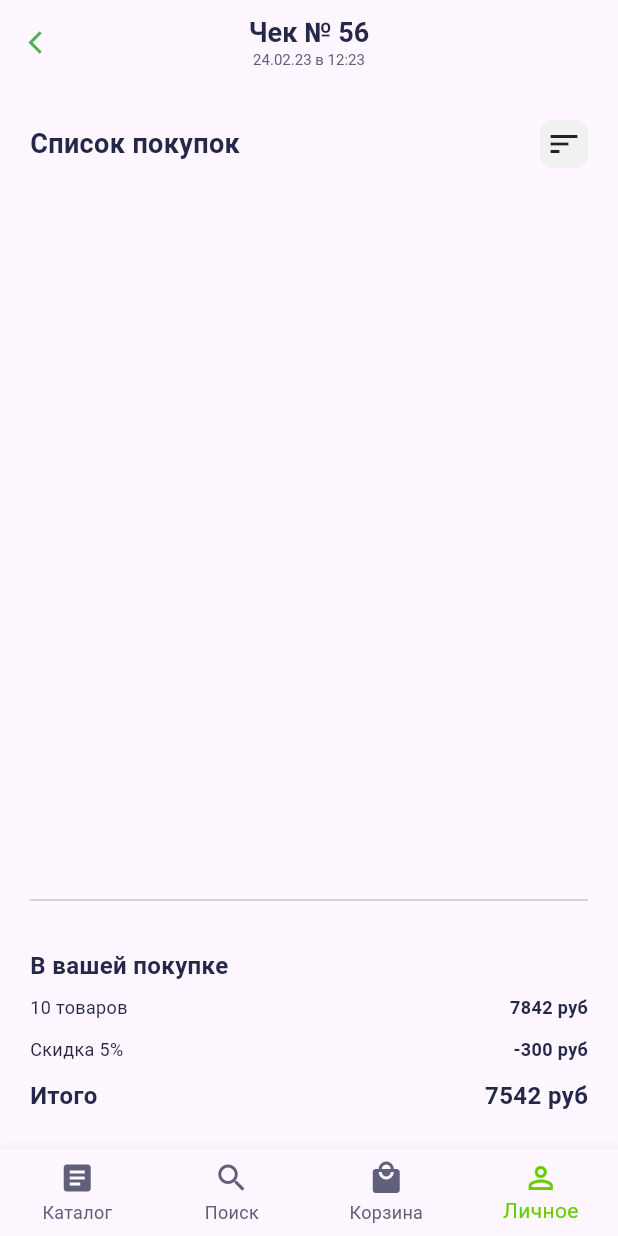
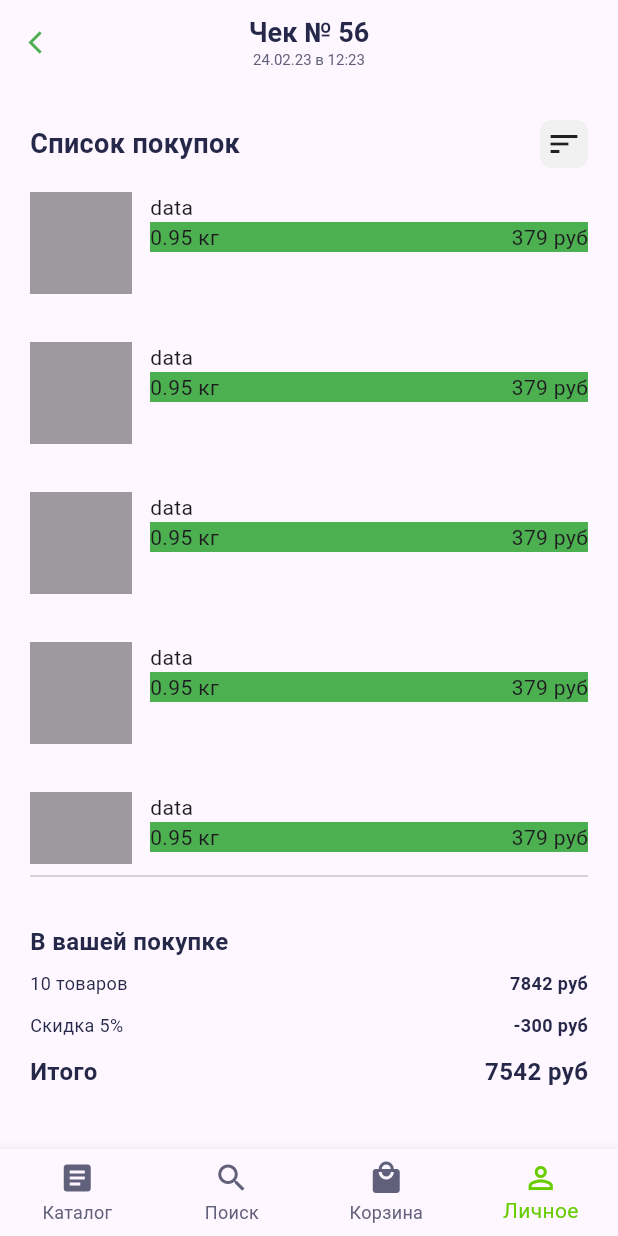
Before and after one commit to DeployChef/surf_flutter_x6_retail_group_app, a Flutter app: the screen it shows after launch, on a phone screen of 412 x 824 dp. Run offline on Flutter 3.47's test engine with Material 2 defaults, Android fonts, the phone set to English and light mode, and no system bars.

Commit message:
add body

```diff
--- a/lib/main.dart
+++ b/lib/main.dart
@@ -23,7 +23,7 @@ class MainApp extends StatelessWidget {
           title: AppBarTitle(number: "56", date: "24.02.23 в 12:23"),
         ),
         body: Padding(
-          padding: const EdgeInsets.symmetric(horizontal: 20, vertical: 24),
+          padding: EdgeInsets.fromLTRB(20, 24, 20, 40),
           child: Column(
             crossAxisAlignment: CrossAxisAlignment.start,
             children: [
@@ -49,7 +49,51 @@ class MainApp extends StatelessWidget {
                   )
                 ],
               ),
-              Expanded(child: Container()),
+              SizedBox(
+                height: 16,
+              ),
+              Expanded(
+                child: ListView.builder(
+                  itemCount: 6,
+                  itemBuilder: (BuildContext context, int index) {
+                    return Padding(
+                      padding: const EdgeInsets.only(bottom: 32.0),
+                      child: Row(
+                        crossAxisAlignment: CrossAxisAlignment.start,
+                        children: [
+                          Container(
+                            height: 68,
+                            width: 68,
+                            color: Colors.black38,
+                          ),
+                          SizedBox(
+                            width: 12,
+                          ),
+                          Expanded(
+                            child: Column(
+                              mainAxisAlignment: MainAxisAlignment.spaceBetween,
+                              crossAxisAlignment: CrossAxisAlignment.start,
+                              children: [
+                                Text("data"),
+                                Container(
+                                  color: Colors.green,
+                                  child: Row(
+                                    mainAxisAlignment: MainAxisAlignment.spaceBetween,
+                                    children: [
+                                      Text("0.95 кг"),
+                                      Text("379 руб"),
+                                    ],
+                                  ),
+                                ),
+                              ],
+                            ),
+                          ),
+                        ],
+                      ),
+                    );
+                  },
+                ),
+              ),
               Divider(),
               SizedBox(
                 height: 24,
```
